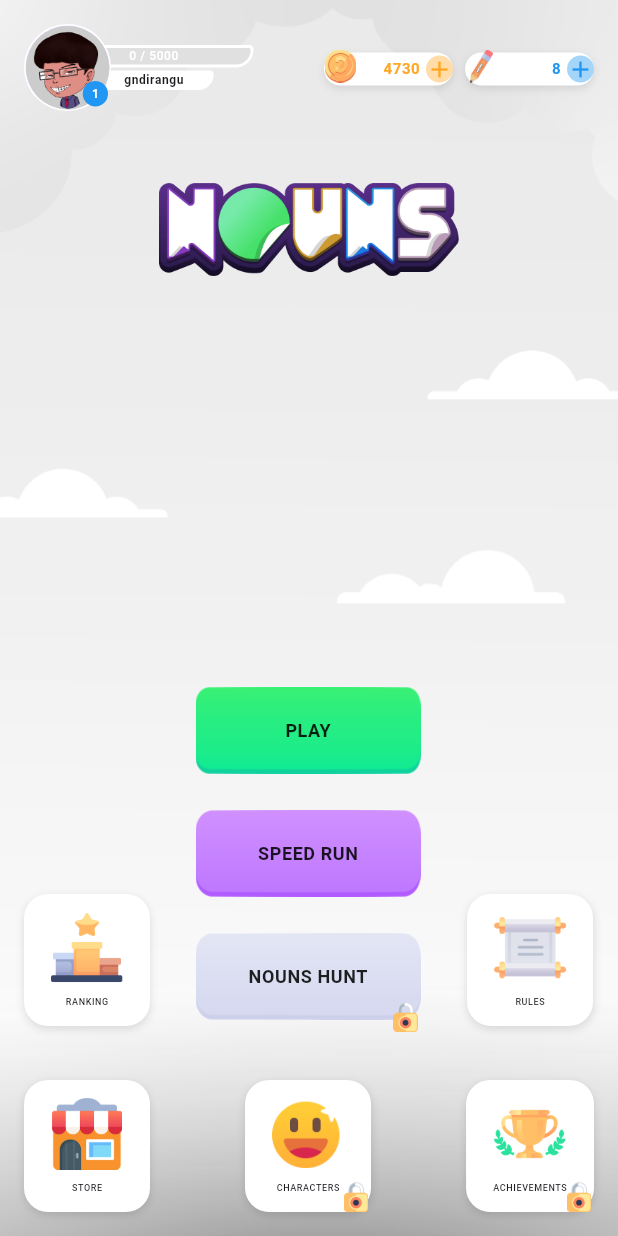
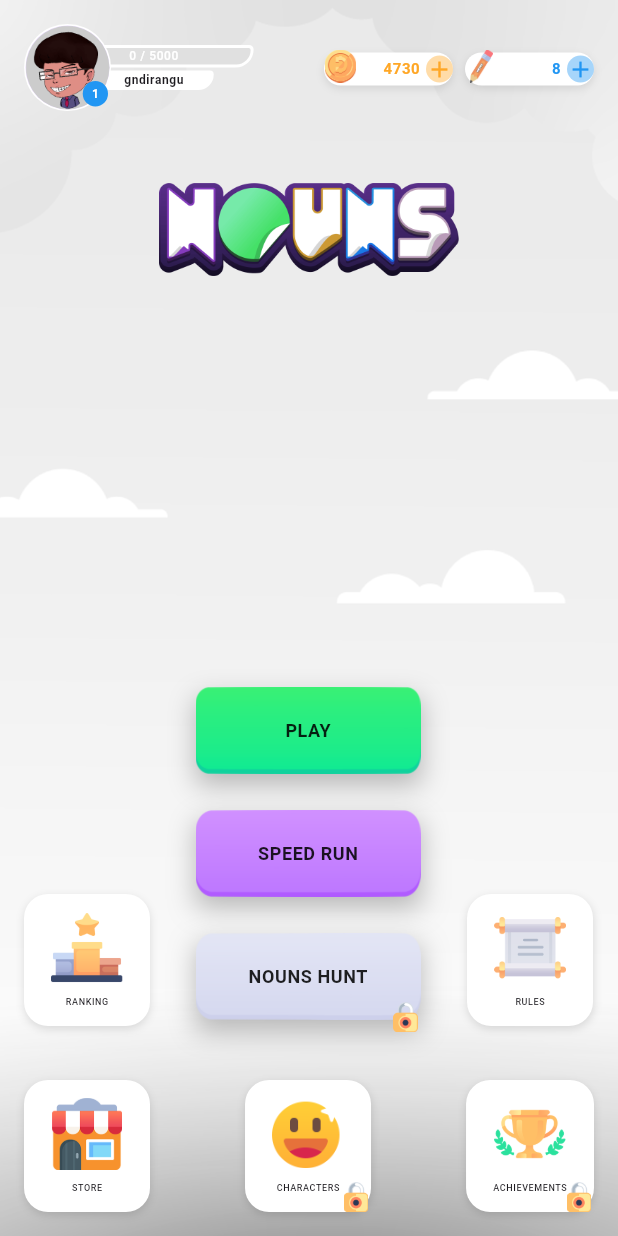
Before and after one commit to kingahmedino/Flutter-Developer-Technical-Test, a Flutter app: the HomeScreen screen opened directly, on a phone screen of 412 x 824 dp. Run offline on Flutter 3.47's test engine with Material 3 defaults, Android fonts, the phone set to English and light mode, and no system bars; our stand-ins replace video_player.

Commit message:
fix: Add shadow to home action buttons

```diff
--- a/lib/screens/home.dart
+++ b/lib/screens/home.dart
@@ -286,6 +286,13 @@ class HomeScreen extends StatelessWidget {
                   image: AssetImage(backgroundPath),
                   fit: BoxFit.fill,
                 ),
+                boxShadow: const [
+                  BoxShadow(
+                    color: Colors.black26,
+                    blurRadius: 14,
+                    offset: Offset(0, 7),
+                  ),
+                ],
               ),
               child: TextButton(
                 onPressed: () {},
```
